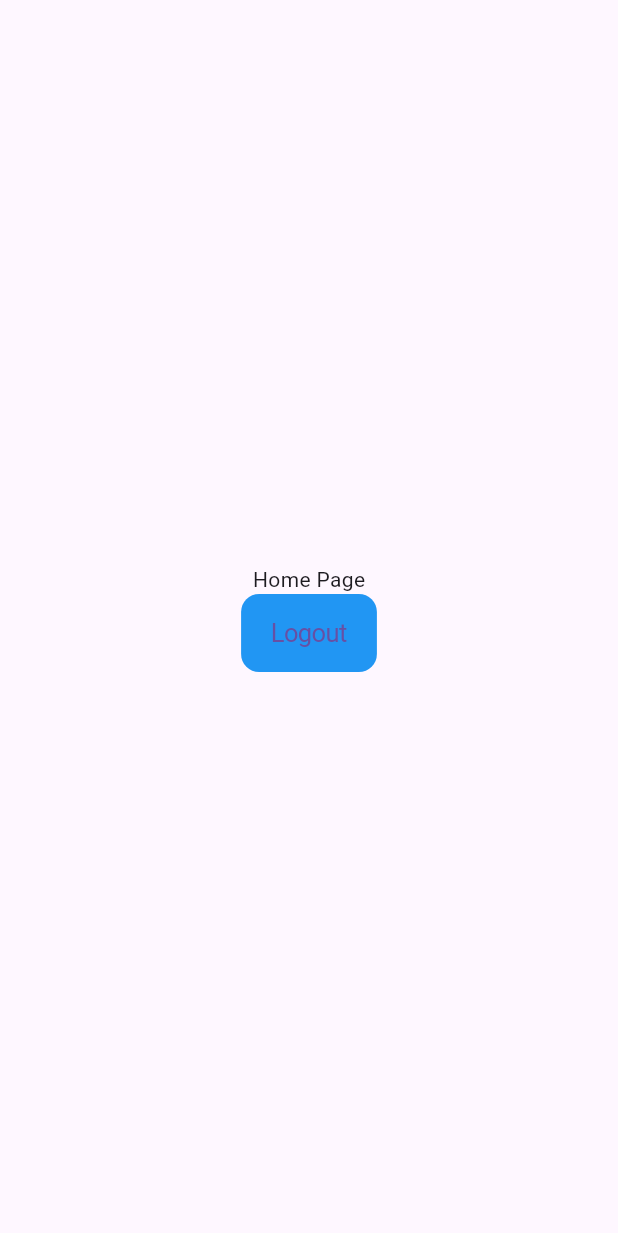
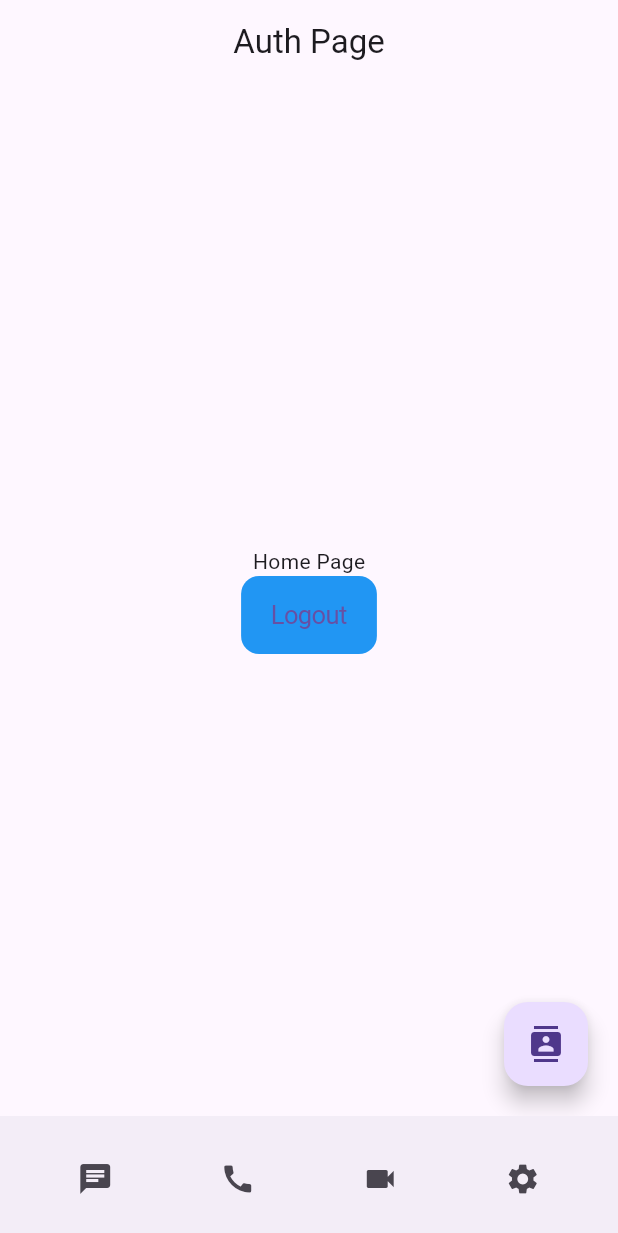
Before and after one commit to itsmealan2000/Videoconference_group1, a Flutter app: the screen it shows once a user with an empty profile is signed in, on a phone screen of 412 x 824 dp. Shown: the top 1233 px of the screen. Run offline on Flutter 3.47's test engine with Material 3 defaults, Android fonts, the phone set to English and light mode, and no system bars; our stand-ins replace firebase_auth, firebase_core; accounts and stored records are empty.

Commit message:
Added Header, Footer and some Icons

```diff
--- a/lib/auth/login_page.dart
+++ b/lib/auth/login_page.dart
@@ -3,6 +3,7 @@
 
 import 'package:firebase_auth/firebase_auth.dart';
 import 'package:flutter/cupertino.dart';
+import 'package:flutter/foundation.dart';
 import 'package:flutter/material.dart';
 
 import 'package:videoconference/pages/home_page.dart';
@@ -23,7 +24,9 @@ class _LoginPageState extends State<LoginPage> {
     String email = emailController.text.trim();
     String password = passwordController.text.trim();
     if (email == "" || password == "") {
-      print("Please fill all the fields!!!");
+      if (kDebugMode) {
+        print("Please fill all the fields!!!");
+      }
     } else {
       signIn(email, password);
     }
@@ -35,7 +38,9 @@ class _LoginPageState extends State<LoginPage> {
       credential = await FirebaseAuth.instance
         .signInWithEmailAndPassword(email: email, password: password);
     }on FirebaseAuthException catch (e) {
-      print(e.message.toString());
+      if (kDebugMode) {
+        print(e.message.toString());
+      }
     }
 
     if (credential!=null) {
--- a/lib/auth/signup_page.dart
+++ b/lib/auth/signup_page.dart
@@ -2,6 +2,7 @@
 
 import 'package:firebase_auth/firebase_auth.dart';
 import 'package:flutter/cupertino.dart';
+import 'package:flutter/foundation.dart';
 import 'package:flutter/material.dart';
 import 'package:videoconference/auth/complete_profile.dart';
 
@@ -23,7 +24,9 @@ class _SignupPageState extends State<SignupPage> {
     String confirmPassword = confirmPwController.text.trim();
 
     if (email == "" || password == "" || confirmPassword == "") {
-      print("Please fill all the fields!!!");
+      if (kDebugMode) {
+        print("Please fill all the fields!!!");
+      }
     } else {
       if (password == confirmPassword) {
         signUp(email, password);
@@ -37,7 +40,9 @@ class _SignupPageState extends State<SignupPage> {
       credential = await FirebaseAuth.instance
           .createUserWithEmailAndPassword(email: email, password: password);
     } on FirebaseAuthException catch (e) {
-      print(e.message.toString());
+      if (kDebugMode) {
+        print(e.message.toString());
+      }
     }
 
     if (credential != null) {
--- a/lib/main.dart
+++ b/lib/main.dart
@@ -3,9 +3,9 @@ import 'package:flutter/material.dart';
 import 'package:videoconference/auth/auth_page.dart';
 import 'package:videoconference/firebase_options.dart';
 
-void main() async{
-WidgetsFlutterBinding.ensureInitialized();
-await Firebase.initializeApp(options: DefaultFirebaseOptions.currentPlatform);
+void main() async {
+  WidgetsFlutterBinding.ensureInitialized();
+  await Firebase.initializeApp(options: DefaultFirebaseOptions.currentPlatform);
   runApp(const MyApp());
 }
 
@@ -17,7 +17,94 @@ class MyApp extends StatelessWidget {
     return const MaterialApp(
       title: 'Video Conference App',
       debugShowCheckedModeBanner: false,
-      home:AuthPage()
+      home: HomeScreen(),
     );
   }
 }
+
+class HomeScreen extends StatefulWidget {
+  const HomeScreen({super.key});
+
+  @override
+  _HomeScreenState createState() => _HomeScreenState();
+}
+
+class _HomeScreenState extends State<HomeScreen> {
+  String _headerTitle = 'Auth Page'; // Initial header title
+
+  // Function to update header title
+  void _updateHeaderTitle(String newTitle) {
+    setState(() {
+      _headerTitle = newTitle;
+    });
+  }
+
+  @override
+  Widget build(BuildContext context) {
+    return Scaffold(
+      appBar: AppBar(
+        title: Text(_headerTitle), // Dynamic header title
+        centerTitle: true,
+      ),
+      body: Stack(
+        children: [
+          const AuthPage(), // Replace with your page content
+          Positioned(
+            bottom: 20, // Position above the footer
+            right: 20, // Right corner
+            child: FloatingActionButton(
+              onPressed: () {
+                // Add contact functionality here
+              },
+              tooltip: 'Contact',
+              child: const Icon(Icons.contacts),
+            ),
+          ),
+        ],
+      ),
+      bottomNavigationBar: BottomAppBar(
+        shape: const CircularNotchedRectangle(),
+        child: Padding(
+          padding: const EdgeInsets.symmetric(vertical: 10.0),
+          child: Row(
+            mainAxisAlignment: MainAxisAlignment.spaceAround,
+            children: <Widget>[
+              IconButton(
+                icon: const Icon(Icons.chat),
+                onPressed: () {
+                  _updateHeaderTitle('Chat');
+                  // Add chat functionality here
+                },
+                tooltip: 'Chat',
+              ),
+              IconButton(
+                icon: const Icon(Icons.call),
+                onPressed: () {
+                  _updateHeaderTitle('Voice Call');
+                  // Add voice call functionality here
+                },
+                tooltip: 'Voice Call',
+              ),
+              IconButton(
+                icon: const Icon(Icons.videocam),
+                onPressed: () {
+                  _updateHeaderTitle('Video Call');
+                  // Add video call functionality here
+                },
+                tooltip: 'Video Call',
+              ),
+              IconButton(
+                icon: const Icon(Icons.settings),
+                onPressed: () {
+                  _updateHeaderTitle('Settings');
+                  // Add settings functionality here
+                },
+                tooltip: 'Settings',
+              ),
+            ],
+          ),
+        ),
+      ),
+    );
+  }
+}
```
